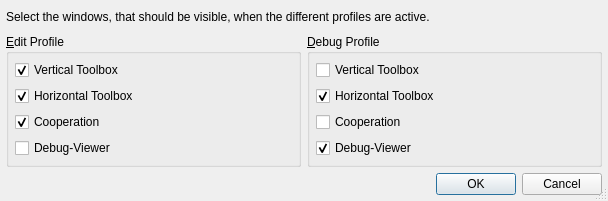
testmana2/test, file Preferences/ViewProfileToolboxesDialog.ui: the form before one commit.
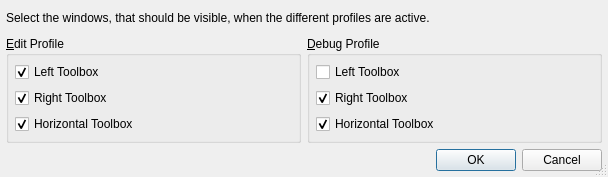
The form after the commit.

Commit message: Changed the layout of the right side widgets and added a sub menu for the switching between the 'inner' windows.

What changed in the file:
```diff
--- a/Preferences/ViewProfileToolboxesDialog.ui
+++ b/Preferences/ViewProfileToolboxesDialog.ui
@@ -7,7 +7,7 @@
     <x>0</x>
     <y>0</y>
     <width>608</width>
-    <height>201</height>
+    <height>177</height>
    </rect>
   </property>
   <property name="windowTitle">
@@ -32,11 +32,21 @@
      <property name="title">
       <string>&amp;Edit Profile</string>
      </property>
-     <layout class="QVBoxLayout" name="verticalLayout">
+     <layout class="QVBoxLayout" name="verticalLayout_2">
       <item>
-       <widget class="QCheckBox" name="epvtCheckBox">
+       <widget class="QCheckBox" name="epltCheckBox">
         <property name="text">
-         <string>Vertical Toolbox</string>
+         <string>Left Toolbox</string>
+        </property>
+        <property name="checked">
+         <bool>true</bool>
+        </property>
+       </widget>
+      </item>
+      <item>
+       <widget class="QCheckBox" name="eprtCheckBox">
+        <property name="text">
+         <string>Right Toolbox</string>
         </property>
         <property name="checked">
          <bool>true</bool>
@@ -53,23 +63,6 @@
         </property>
        </widget>
       </item>
-      <item>
-       <widget class="QCheckBox" name="epcoCheckBox">
-        <property name="text">
-         <string>Cooperation</string>
-        </property>
-        <property name="checked">
-         <bool>true</bool>
-        </property>
-       </widget>
-      </item>
-      <item>
-       <widget class="QCheckBox" name="epdbCheckBox">
-        <property name="text">
-         <string>Debug-Viewer</string>
-        </property>
-       </widget>
-      </item>
      </layout>
     </widget>
    </item>
@@ -78,11 +71,21 @@
      <property name="title">
       <string>&amp;Debug Profile</string>
      </property>
-     <layout class="QVBoxLayout" name="verticalLayout_2">
+     <layout class="QVBoxLayout" name="verticalLayout">
       <item>
-       <widget class="QCheckBox" name="dpvtCheckBox">
+       <widget class="QCheckBox" name="dpltCheckBox">
         <property name="text">
-         <string>Vertical Toolbox</string>
+         <string>Left Toolbox</string>
+        </property>
+       </widget>
+      </item>
+      <item>
+       <widget class="QCheckBox" name="dprtCheckBox">
+        <property name="text">
+         <string>Right Toolbox</string>
+        </property>
+        <property name="checked">
+         <bool>true</bool>
         </property>
        </widget>
       </item>
@@ -96,23 +99,6 @@
         </property>
        </widget>
       </item>
-      <item>
-       <widget class="QCheckBox" name="dpcoCheckBox">
-        <property name="text">
-         <string>Cooperation</string>
-        </property>
-       </widget>
-      </item>
-      <item>
-       <widget class="QCheckBox" name="dpdbCheckBox">
-        <property name="text">
-         <string>Debug-Viewer</string>
-        </property>
-        <property name="checked">
-         <bool>true</bool>
-        </property>
-       </widget>
-      </item>
      </layout>
     </widget>
    </item>
```
Left out of the diff: 10 changed lines with no effect on the pictures. The commit also changes 22 other files.
